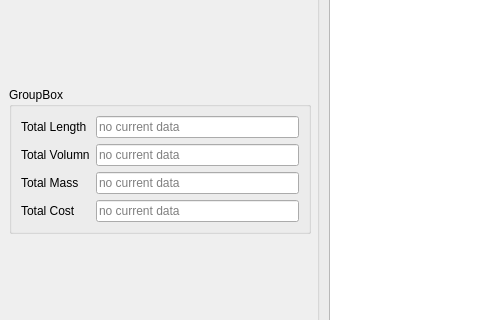
The window that craneSimulator/gui/windows/mainwindow.ui (castn/crane-simulator) describes before a commit, drawn with Qt 5; both pictures show x 0 to 480 and y 599 to 919 of the 1022 by 1062 pixel window.
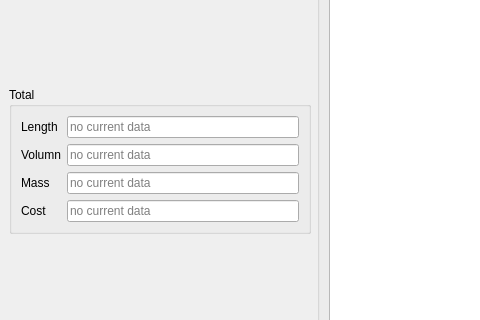
The same window after the commit.

Commit message: update labels for total values

The edit to the form file:
```diff
--- a/craneSimulator/gui/windows/mainwindow.ui
+++ b/craneSimulator/gui/windows/mainwindow.ui
@@ -604,13 +604,13 @@
         <item row="3" column="0">
          <widget class="QGroupBox" name="groupBox">
           <property name="title">
-           <string>GroupBox</string>
+           <string>Total</string>
           </property>
           <layout class="QFormLayout" name="formLayout_5">
            <item row="0" column="0">
             <widget class="QLabel" name="total_length_label">
              <property name="text">
-              <string>Total Length</string>
+              <string>Length</string>
              </property>
             </widget>
            </item>
@@ -627,7 +627,7 @@
            <item row="1" column="0">
             <widget class="QLabel" name="total_volumn_label">
              <property name="text">
-              <string>Total Volumn</string>
+              <string>Volumn</string>
              </property>
             </widget>
            </item>
@@ -654,14 +654,14 @@
            <item row="2" column="0">
             <widget class="QLabel" name="total_mass_volumn">
              <property name="text">
-              <string>Total Mass</string>
+              <string>Mass</string>
              </property>
             </widget>
            </item>
            <item row="3" column="0">
             <widget class="QLabel" name="total_cost_label">
              <property name="text">
-              <string>Total Cost</string>
+              <string>Cost</string>
              </property>
             </widget>
            </item>
```
The commit also changes 1 other file.
